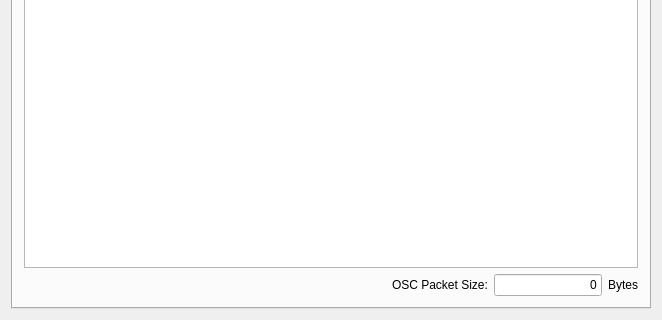
arennuit/iisuoscbridge, file src/FormFiles/MainForm.ui: the form before one commit; both pictures show x 0 to 662 and y 299 to 619 of the 662 by 619 pixel window.
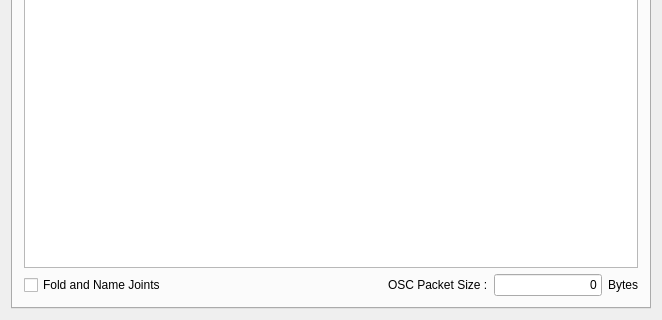
The form after the commit. The open tabs and pages were chosen to show the change. Icons and pictures are not drawn.

Commit message: Made the 'fold and name joints' streaming option global to all path items.

Patch:
```diff
--- a/src/FormFiles/MainForm.ui
+++ b/src/FormFiles/MainForm.ui
@@ -719,6 +719,13 @@
         </item>
         <item>
          <layout class="QHBoxLayout" name="horizontalLayout_5">
+          <item>
+           <widget class="QCheckBox" name="m_foldAndNameJointsCheckBox">
+            <property name="text">
+             <string>Fold and Name Joints</string>
+            </property>
+           </widget>
+          </item>
           <item>
            <spacer name="horizontalSpacer">
             <property name="orientation">
@@ -735,7 +742,7 @@
           <item>
            <widget class="QLabel" name="label_3">
             <property name="text">
-             <string>OSC Packet Size:</string>
+             <string>OSC Packet Size :</string>
             </property>
            </widget>
           </item>
```
Left out of the diff: 2 changed lines with no effect on the pictures. The commit also changes 13 other files.
